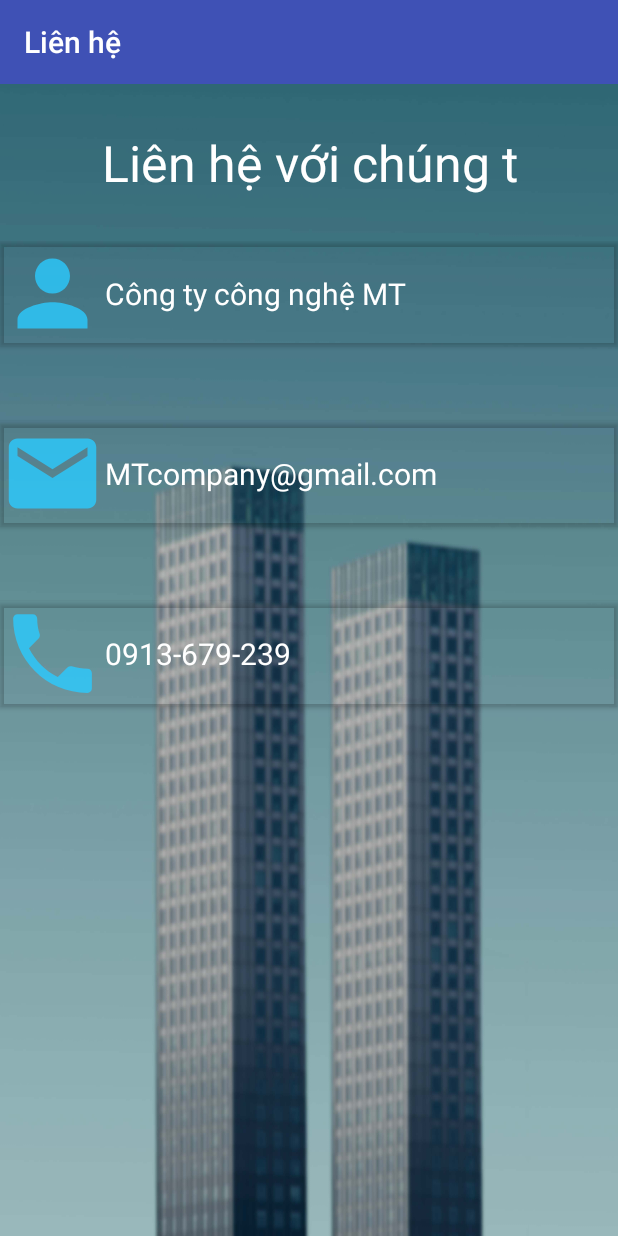
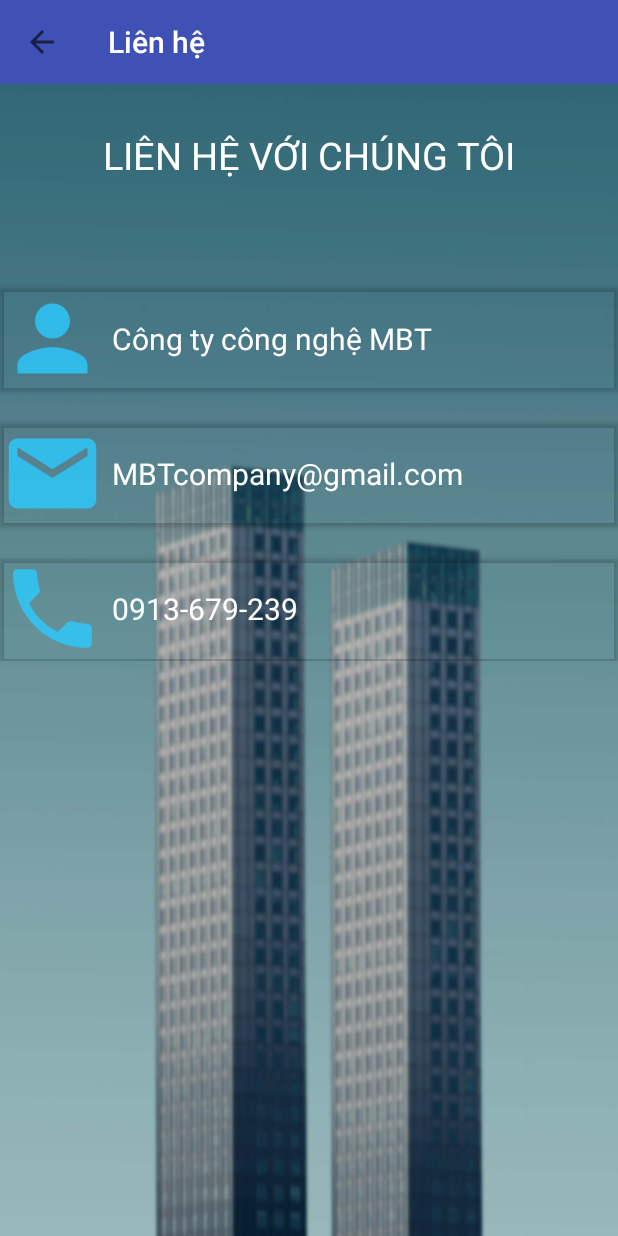
Before and after one commit to duongiabao/Search-and-Share-Rooms-App, an Android app: the LienHeActivity screen opened directly, with no data from a screen before it, on a phone screen of 412 x 824 dp. Run offline under Robolectric (Android 15) with nearby library versions, the phone set to English and light mode, and no system bars.

Commit message:
bao commit 2

```diff
--- a/app/build.gradle
+++ b/app/build.gradle
@@ -6,7 +6,7 @@ android {
 
     defaultConfig {
         applicationId "com.example.apprr"
-        minSdkVersion 19
+        minSdkVersion 23
         targetSdkVersion 29
         versionCode 1
         versionName "1.0"
--- a/app/src/main/AndroidManifest.xml
+++ b/app/src/main/AndroidManifest.xml
@@ -1,5 +1,6 @@
 <?xml version="1.0" encoding="utf-8"?>
 <manifest xmlns:android="http://schemas.android.com/apk/res/android"
+    xmlns:tools="http://schemas.android.com/tools"
     package="com.example.apprr">
 
     <!--
@@ -54,6 +55,7 @@
                 <category android:name="android.intent.category.LAUNCHER" />
             </intent-filter>
         </activity>
+
     </application>
 
 </manifest>
--- a/app/src/main/java/com/example/apprr/ChiTietPhong.java
+++ b/app/src/main/java/com/example/apprr/ChiTietPhong.java
@@ -58,7 +58,7 @@ public class ChiTietPhong extends AppCompatActivity {
                 .placeholder(R.drawable.aa2)
                 .error(R.drawable.aa)
                 .into(imageViewCT);
-        txtPhone.setText("Sô điện thoại: " +phone);
+        txtPhone.setText("Số điện thoại: " +phone);
         txtPerson.setText(person);
     }
 
--- a/app/src/main/java/com/example/apprr/LienHeActivity.java
+++ b/app/src/main/java/com/example/apprr/LienHeActivity.java
@@ -13,12 +13,13 @@ import android.os.Bundle;
 import android.view.View;
 import android.widget.TextView;
 import android.widget.Toast;
+import androidx.appcompat.widget.Toolbar;
 
 public class LienHeActivity extends AppCompatActivity {
     TextView txtLienheName;
     TextView txtLienheEmail;
     TextView txtLienhePhone;
-
+    Toolbar toolbar;
     private static final int REQUEST_CALL=1;
 
 
@@ -31,7 +32,9 @@ public class LienHeActivity extends AppCompatActivity {
         txtLienheName= findViewById(R.id.textview_lienhe_name);
         txtLienheEmail= findViewById(R.id.text_lienhe_email);
         txtLienhePhone= findViewById(R.id.text_lienhe_phone);
+        toolbar = (Toolbar) findViewById(R.id.toolBarLH);
 
+        actionBar();
         txtLienhePhone.setOnClickListener(new View.OnClickListener() {
             @Override
             public void onClick(View v) {
@@ -48,6 +51,18 @@ public class LienHeActivity extends AppCompatActivity {
         });
 
 
+
+    }
+
+    private void actionBar() {
+        setSupportActionBar(toolbar);
+        getSupportActionBar().setDisplayHomeAsUpEnabled(true);
+        toolbar.setNavigationOnClickListener(new View.OnClickListener() {
+            @Override
+            public void onClick(View v) {
+                finish();
+            }
+        });
 
     }
 
--- a/app/src/main/java/com/example/apprr/MainActivity.java
+++ b/app/src/main/java/com/example/apprr/MainActivity.java
@@ -254,8 +254,8 @@ public class MainActivity extends AppCompatActivity {
         }
         viewflipper.setFlipInterval(5000);
         viewflipper.setAutoStart(true);
-        Animation animation_slide_in = AnimationUtils.loadAnimation(getApplicationContext(),R.anim.slide_in_right);
-        Animation animation_slide_out = AnimationUtils.loadAnimation(getApplicationContext(),R.anim.slide_out_right);
+        Animation animation_slide_in = AnimationUtils.loadAnimation(getApplicationContext(),android.R.anim.slide_in_left);
+        Animation animation_slide_out = AnimationUtils.loadAnimation(getApplicationContext(),android.R.anim.slide_out_right);
         viewflipper.setInAnimation(animation_slide_in);
         viewflipper.setOutAnimation(animation_slide_out);
 
--- a/app/src/main/java/util/server.java
+++ b/app/src/main/java/util/server.java
@@ -1,7 +1,7 @@
 package util;
 
 public class server {
-    public static String localhost = "192.168.1.2";
+    public static String localhost = "192.168.1.7";
 
     public static String linkPhong ="http://" + localhost + "/finalhost/giatriphong.php?page=";
 
--- a/app/src/main/res/anim/slide_in_right.xml
+++ b/app/src/main/res/anim/slide_in_right.xml
@@ -1,7 +1,7 @@
 <?xml version="1.0" encoding="utf-8"?>
 <set xmlns:android="http://schemas.android.com/apk/res/android"
     android:shareInterpolator="false">
-    <translate android:duration="2000" android:fromXDelta="-100%" android:toXDelta="0%"/>
+    <translate android:duration="2000" android:fromXDelta="-100%p" android:toXDelta="0%"/>
     <alpha android:duration="2000" android:fromAlpha="0.0" android:toAlpha="1.0"/>
 
 </set>
--- a/app/src/main/res/anim/slide_out_right.xml
+++ b/app/src/main/res/anim/slide_out_right.xml
@@ -1,7 +1,7 @@
 <?xml version="1.0" encoding="utf-8"?>
 <set xmlns:android="http://schemas.android.com/apk/res/android"
     android:shareInterpolator="false">
-    <translate android:duration="2000" android:fromXDelta="0%" android:toXDelta="-100%"/>
+    <translate android:duration="2000" android:fromXDelta="0%" android:toXDelta="-100%p"/>
     <alpha android:duration="2000" android:fromAlpha="1.0" android:toAlpha="0.0"/>
 
 </set>
--- a/app/src/main/res/layout/activity_lien_he.xml
+++ b/app/src/main/res/layout/activity_lien_he.xml
@@ -10,7 +10,7 @@
     tools:context=".LienHeActivity">
     <androidx.appcompat.widget.Toolbar
 
-        android:id="@+id/toolBarCTP"
+        android:id="@+id/toolBarLH"
         android:background="#3F51B5"
         app:titleTextColor="#FFFFFF"
         app:title="Liên hệ"
@@ -26,13 +26,10 @@
         android:layout_height="wrap_content"
         android:textAlignment="center"
         android:layout_margin="30dp"
-        android:textSize="33sp"
+        android:textSize="25sp"
         android:textColor="#ffff"
-        android:text="Liên hệ với chúng t" />
+        android:text="LIÊN HỆ VỚI CHÚNG TÔI" />
 
-    <ScrollView
-        android:layout_width="match_parent"
-        android:layout_height="match_parent">
 
         <LinearLayout
             android:layout_width="match_parent"
@@ -42,7 +39,8 @@
             <androidx.cardview.widget.CardView
                 android:layout_width="match_parent"
                 android:layout_height="wrap_content"
-                android:layout_marginBottom="50dp"
+                android:layout_marginBottom="20dp"
+                android:layout_marginTop="40dp"
 
 
                 app:cardBackgroundColor="#00000000 ">
@@ -55,7 +53,7 @@
                     android:drawableLeft="@drawable/ic_lienhe_name"
                     android:gravity="center_vertical"
 
-                    android:text="Công ty công nghệ MT "
+                    android:text=" Công ty công nghệ MBT"
 
                     android:textSize="20sp" />
 
@@ -65,7 +63,7 @@
                 android:layout_width="match_parent"
                 android:layout_height="match_parent"
                 app:cardBackgroundColor="#00000000 "
-                android:layout_marginBottom="50dp">
+                android:layout_marginBottom="20dp">
 
 
 
@@ -80,14 +78,13 @@
 
 
                         android:gravity="center_vertical"
-                        android:text="MTcompany@gmail.com" />
+                        android:text=" MBTcompany@gmail.com" />
 
             </androidx.cardview.widget.CardView>
 
             <androidx.cardview.widget.CardView
                 android:layout_width="match_parent"
                 android:layout_height="match_parent"
-                android:layout_marginBottom="50dp"
                 app:cardBackgroundColor="#00000000 ">
 
 
@@ -102,10 +99,10 @@
                         android:gravity="center_vertical"
                         android:layout_height="wrap_content"
 
-                        android:text="0913-679-239" />
+                        android:text=" 0913-679-239" />
 
             </androidx.cardview.widget.CardView>
         </LinearLayout>
-    </ScrollView>
+
 
 </LinearLayout>
```
Also changed, not shown: app/src/main/res/drawable-anydpi/ic_maps.xml (+5 -5 lines), app/src/main/res/layout/activity_maps.xml (+5 -5 lines), app/src/main/res/drawable-hdpi/ic_maps.png (deleted), app/src/main/res/drawable-mdpi/ic_maps.png (deleted), app/src/main/res/drawable-xhdpi/ic_maps.png (deleted), app/src/main/res/drawable-xxhdpi/background_lienhe.jpg (renamed from app/src/main/res/drawable-xhdpi/background_lienhe.jpg), app/src/main/res/drawable-xxhdpi/ic_maps.png (deleted).
